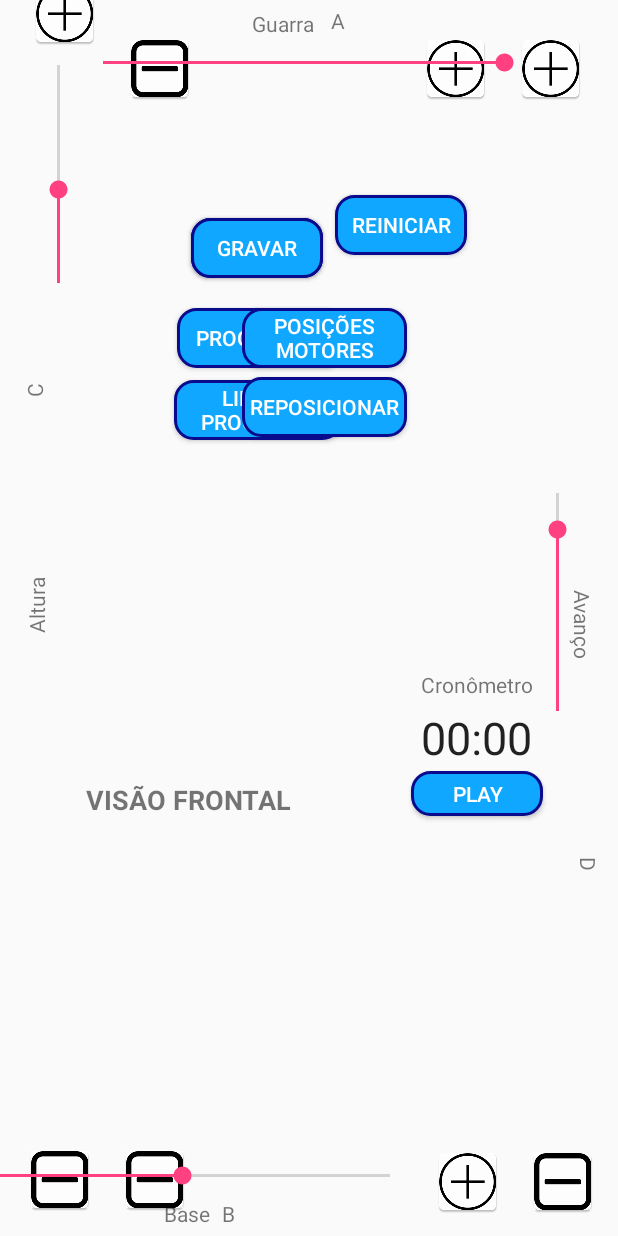
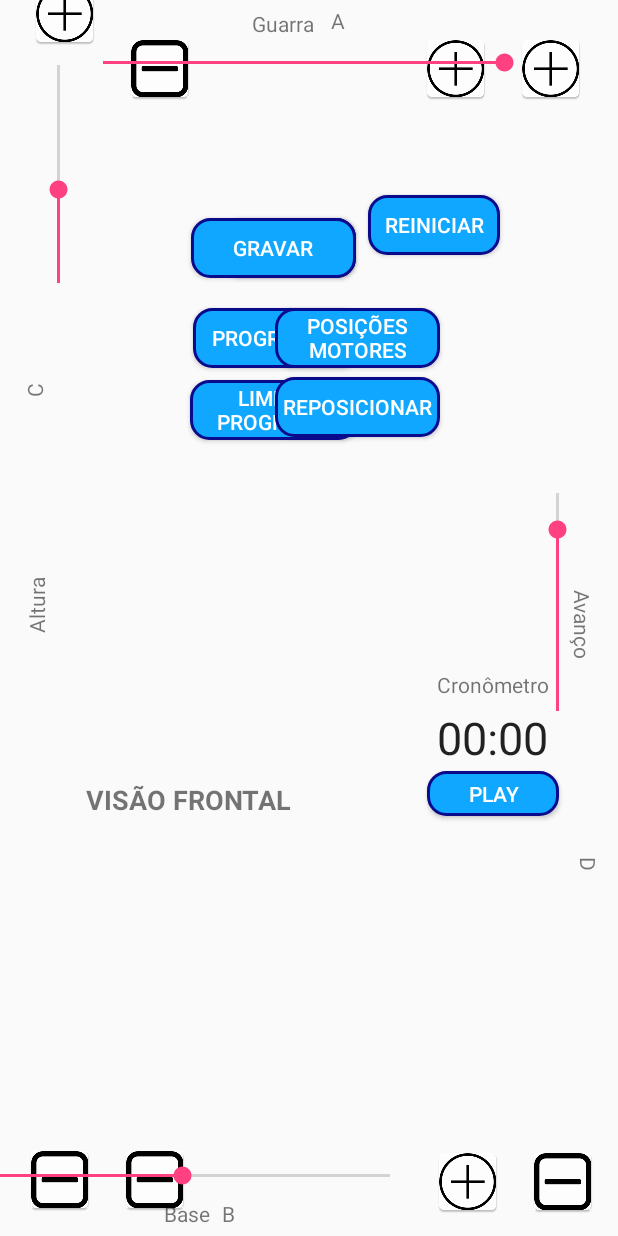
Before and after one commit to roboticanasescolas/AndroidApp, an Android app: the layout activity_joystickk.xml on its own in the app's theme, with its tools: preview values and no code run, on a phone screen of 412 x 824 dp. Run offline under Robolectric (Android 15) with nearby library versions, the phone set to English and light mode, and no system bars.

Commit message:
Redimencionando botão de gravar

```diff
--- a/app/src/main/res/layout/activity_joystickk.xml
+++ b/app/src/main/res/layout/activity_joystickk.xml
@@ -136,7 +136,7 @@
         android:text="Programar"
         android:textColor="#FFFFFF"
         app:layout_constraintEnd_toEndOf="@+id/butao_gravar"
-        app:layout_constraintHorizontal_bias="0.586"
+        app:layout_constraintHorizontal_bias="0.87"
         app:layout_constraintStart_toStartOf="@+id/butao_gravar"
         app:layout_constraintTop_toBottomOf="@+id/butao_gravar" />
 
@@ -181,7 +181,7 @@
 
     <Button
         android:id="@+id/butao_gravar"
-        android:layout_width="wrap_content"
+        android:layout_width="110dp"
         android:layout_height="40dp"
         android:layout_alignBaseline="@+id/butao_play"
         android:layout_alignBottom="@+id/butao_play"
--- a/build.gradle
+++ b/build.gradle
@@ -6,7 +6,7 @@ buildscript {
         google()
     }
     dependencies {
-        classpath 'com.android.tools.build:gradle:3.1.2'
+        classpath 'com.android.tools.build:gradle:3.1.3'
 
         // NOTE: Do not place your application dependencies here; they belong
         // in the individual module build.gradle files
```
Also changed, not shown: 1 other file.
